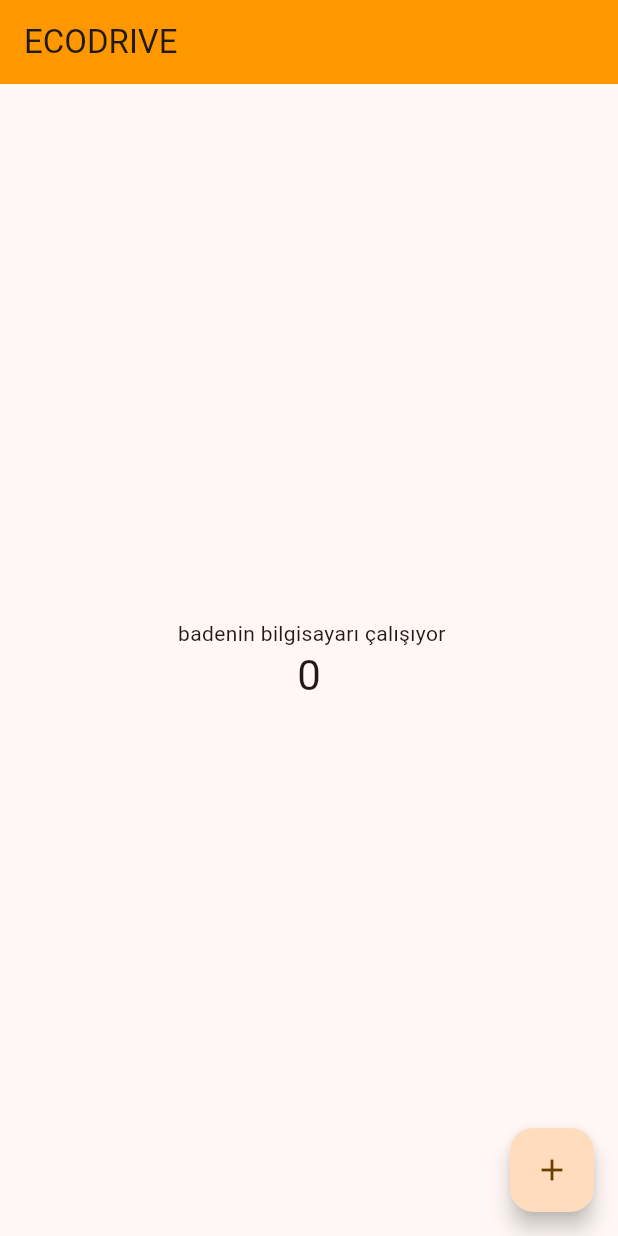
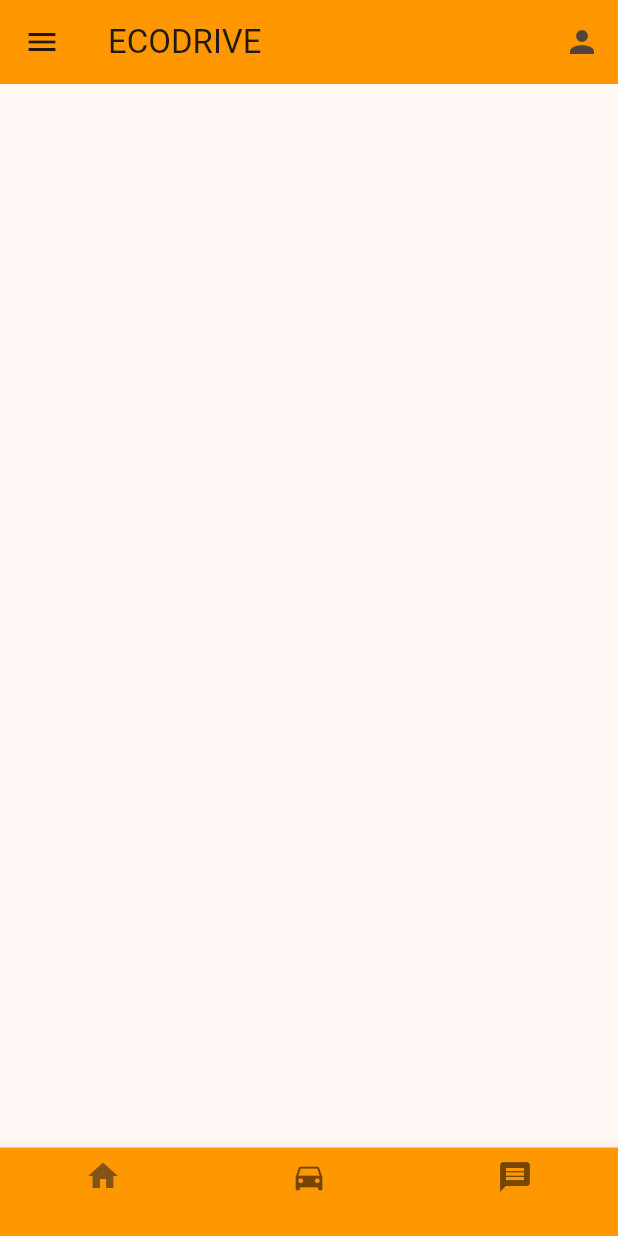
Before and after one commit to ykcnngl/ecodrive_SE380, a Flutter app: the screen it shows after launch, on a phone screen of 412 x 824 dp. Run offline on Flutter 3.47's test engine with Material 3 defaults, Android fonts, the phone set to English and light mode, and no system bars.

```diff
--- a/lib/main.dart
+++ b/lib/main.dart
@@ -16,15 +16,15 @@ class MyApp extends StatelessWidget {
         colorScheme: ColorScheme.fromSeed(seedColor: Colors.orange),
         useMaterial3: true,
       ),
-      home: const MyHomePage(title: 'ECODRIVE'),
-
+      home: const MyHomePage(
+        title: 'ECODRIVE',
+      ),
     );
   }
 }
 
 class MyHomePage extends StatefulWidget {
   const MyHomePage({super.key, required this.title});
-
 
   final String title;
 
@@ -33,48 +33,48 @@ class MyHomePage extends StatefulWidget {
 }
 
 class _MyHomePageState extends State<MyHomePage> {
-  int _counter = 0;
-
   void _incrementCounter() {
-    setState(() {
-
-      _counter++;
-    });
+    setState(() {});
   }
 
   @override
   Widget build(BuildContext context) {
-
     return Scaffold(
       appBar: AppBar(
+        backgroundColor: Colors.orange,
+        title: Text(widget.title),
+        leading: Icon(Icons.menu),
+        actions: [
+          IconButton(
+              icon: Icon(Icons.person),
+              onPressed: () {
 
-        backgroundColor: Colors.orange,
-        // Here we take the value from the MyHomePage object that was created by
-        // the App.build method, and use it to set our appbar title.
-        title: Text(widget.title),
+              }
+          )
+        ],
       ),
       body: Center(
-        // Center is a layout widget. It takes a single child and positions it
-        // in the middle of the parent.
         child: Column(
-
           mainAxisAlignment: MainAxisAlignment.center,
-          children: <Widget>[
-            const Text(
-              ' badenin bilgisayarı çalışıyor',
-            ),
-            Text(
-              '$_counter',
-              style: Theme.of(context).textTheme.headlineMedium,
-            ),
-          ],
         ),
       ),
-      floatingActionButton: FloatingActionButton(
-        onPressed: _incrementCounter,
-        tooltip: 'Increment',
-        child: const Icon(Icons.add),
-      ), // This trailing comma makes auto-formatting nicer for build methods.
+      bottomNavigationBar: BottomNavigationBar(
+          backgroundColor: Colors.orange, // Arka plan rengi
+          items: [
+            BottomNavigationBarItem(
+              icon: Icon(Icons.home),
+              label: "",
+            ),
+            BottomNavigationBarItem(
+              icon: Icon(Icons.directions_car),
+              label: " ",
+            ),
+            BottomNavigationBarItem(
+              icon: Icon(Icons.message),
+              label: " ",
+            )
+          ]),
+      // This trailing comma makes auto-formatting nicer for build methods.
     );
   }
 }
```
